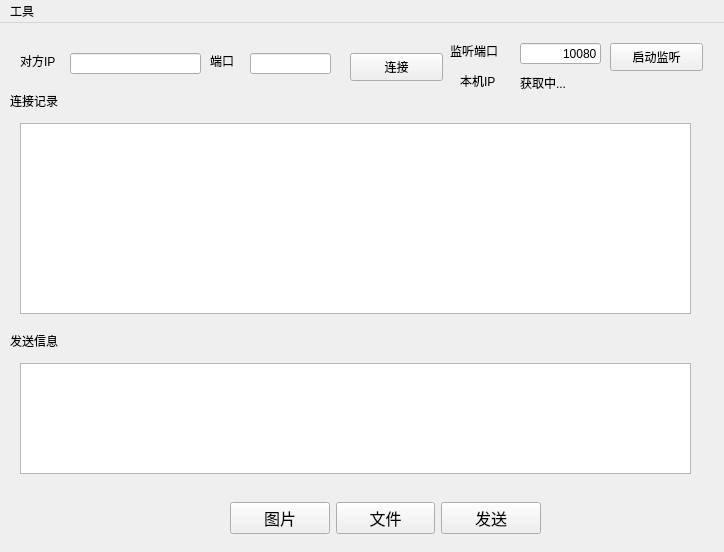
Before: the Qt Designer form tcpsocket/mainwindow.ui in ningzichun/socket, drawn with Qt 5.
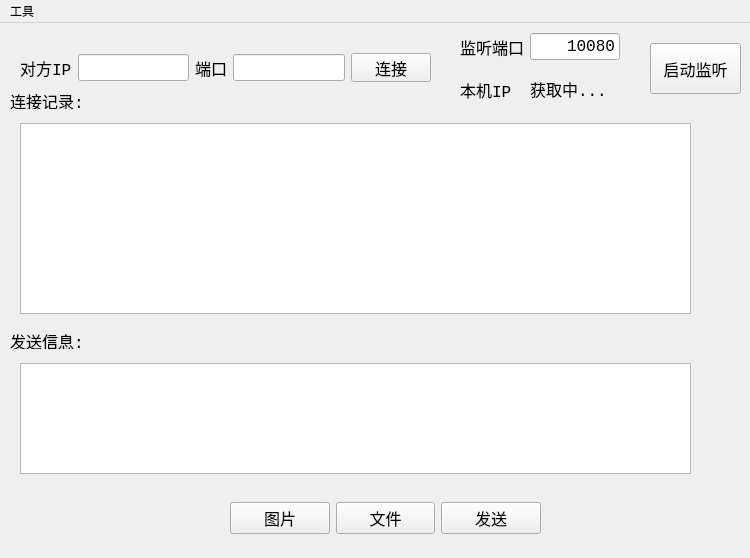
After: the same form once the commit is applied.

Commit message: 添加图标，修改窗口排版

```diff
--- a/tcpsocket/mainwindow.ui
+++ b/tcpsocket/mainwindow.ui
@@ -6,8 +6,8 @@
    <rect>
     <x>0</x>
     <y>0</y>
-    <width>724</width>
-    <height>552</height>
+    <width>750</width>
+    <height>558</height>
    </rect>
   </property>
   <property name="windowTitle">
@@ -35,12 +35,18 @@
      <rect>
       <x>10</x>
       <y>70</y>
-      <width>60</width>
+      <width>91</width>
       <height>16</height>
      </rect>
     </property>
+    <property name="font">
+     <font>
+      <family>Consolas</family>
+      <pointsize>12</pointsize>
+     </font>
+    </property>
     <property name="text">
-     <string>连接记录</string>
+     <string>连接记录:</string>
     </property>
    </widget>
    <widget class="QTextEdit" name="inputText">
@@ -58,116 +64,172 @@
      <rect>
       <x>10</x>
       <y>310</y>
-      <width>60</width>
+      <width>121</width>
       <height>16</height>
      </rect>
     </property>
+    <property name="font">
+     <font>
+      <family>Consolas</family>
+      <pointsize>12</pointsize>
+     </font>
+    </property>
     <property name="text">
-     <string>发送信息</string>
+     <string>发送信息:</string>
     </property>
    </widget>
-   <widget class="QWidget" name="widget" native="true">
+   <widget class="QWidget" name="horizontalLayoutWidget">
+    <property name="geometry">
+     <rect>
+      <x>230</x>
+      <y>470</y>
+      <width>311</width>
+      <height>51</height>
+     </rect>
+    </property>
+    <layout class="QHBoxLayout" name="horizontalLayout">
+     <item>
+      <widget class="QPushButton" name="imgButton">
+       <property name="font">
+        <font>
+         <family>Consolas</family>
+         <pointsize>12</pointsize>
+        </font>
+       </property>
+       <property name="text">
+        <string>图片</string>
+       </property>
+      </widget>
+     </item>
+     <item>
+      <widget class="QPushButton" name="fileButton">
+       <property name="font">
+        <font>
+         <family>Consolas</family>
+         <pointsize>12</pointsize>
+        </font>
+       </property>
+       <property name="text">
+        <string>文件</string>
+       </property>
+      </widget>
+     </item>
+     <item>
+      <widget class="QPushButton" name="sendButton">
+       <property name="font">
+        <font>
+         <family>Consolas</family>
+         <pointsize>12</pointsize>
+        </font>
+       </property>
+       <property name="text">
+        <string>发送</string>
+       </property>
+      </widget>
+     </item>
+    </layout>
+   </widget>
+   <widget class="QWidget" name="horizontalLayoutWidget_2">
     <property name="geometry">
      <rect>
       <x>20</x>
-      <y>10</y>
-      <width>691</width>
-      <height>61</height>
+      <y>30</y>
+      <width>411</width>
+      <height>29</height>
      </rect>
     </property>
+    <layout class="QHBoxLayout" name="horizontalLayout_2">
+     <item>
     <widget class="QLabel" name="label_3">
-     <property name="geometry">
-      <rect>
-       <x>0</x>
-       <y>20</y>
-       <width>46</width>
-       <height>16</height>
-      </rect>
+       <property name="font">
+        <font>
+         <family>Consolas</family>
+         <pointsize>12</pointsize>
+        </font>
      </property>
      <property name="text">
       <string>对方IP</string>
      </property>
     </widget>
+     </item>
+     <item>
     <widget class="QLineEdit" name="targetIP">
-     <property name="geometry">
-      <rect>
-       <x>50</x>
-       <y>20</y>
-       <width>131</width>
-       <height>21</height>
-      </rect>
-     </property>
-    </widget>
+       <property name="font">
+        <font>
+         <family>Consolas</family>
+         <pointsize>12</pointsize>
+        </font>
+       </property>
+      </widget>
+     </item>
+     <item>
     <widget class="QLabel" name="label_4">
-     <property name="geometry">
-      <rect>
-       <x>190</x>
-       <y>20</y>
-       <width>30</width>
-       <height>16</height>
-      </rect>
+       <property name="font">
+        <font>
+         <family>Consolas</family>
+         <pointsize>12</pointsize>
+        </font>
      </property>
      <property name="text">
       <string>端口</string>
      </property>
     </widget>
+     </item>
+     <item>
     <widget class="QLineEdit" name="targetPort">
-     <property name="geometry">
-      <rect>
-       <x>230</x>
-       <y>20</y>
-       <width>81</width>
-       <height>21</height>
-      </rect>
-     </property>
-    </widget>
+       <property name="font">
+        <font>
+         <family>Consolas</family>
+         <pointsize>12</pointsize>
+        </font>
+       </property>
+      </widget>
+     </item>
+     <item>
     <widget class="QPushButton" name="connectButton">
-     <property name="geometry">
-      <rect>
-       <x>330</x>
-       <y>20</y>
-       <width>93</width>
-       <height>28</height>
-      </rect>
+       <property name="font">
+        <font>
+         <family>Consolas</family>
+         <pointsize>12</pointsize>
+        </font>
      </property>
      <property name="text">
       <string>连接</string>
      </property>
     </widget>
+     </item>
+    </layout>
+   </widget>
+   <widget class="QWidget" name="gridLayoutWidget">
+    <property name="geometry">
+     <rect>
+      <x>460</x>
+      <y>10</y>
+      <width>160</width>
+      <height>80</height>
+     </rect>
+    </property>
+    <layout class="QGridLayout" name="gridLayout">
+     <item row="0" column="0">
     <widget class="QLabel" name="label_5">
-     <property name="geometry">
-      <rect>
-       <x>430</x>
-       <y>10</y>
-       <width>72</width>
-       <height>15</height>
-      </rect>
+       <property name="font">
+        <font>
+         <family>Consolas</family>
+         <pointsize>12</pointsize>
+        </font>
      </property>
      <property name="text">
       <string>监听端口</string>
      </property>
     </widget>
-    <widget class="QLabel" name="label_6">
-     <property name="geometry">
-      <rect>
-       <x>440</x>
-       <y>40</y>
-       <width>72</width>
-       <height>15</height>
-      </rect>
-     </property>
-     <property name="text">
-      <string>本机IP</string>
-     </property>
-    </widget>
+     </item>
+     <item row="0" column="1">
     <widget class="QLineEdit" name="listeningPort">
-     <property name="geometry">
-      <rect>
-       <x>500</x>
-       <y>10</y>
-       <width>81</width>
-       <height>21</height>
-      </rect>
+       <property name="font">
+        <font>
+         <family>Consolas</family>
+         <pointsize>12</pointsize>
+        </font>
      </property>
      <property name="layoutDirection">
       <enum>Qt::LeftToRight</enum>
@@ -182,34 +244,34 @@
       <set>Qt::AlignRight|Qt::AlignTrailing|Qt::AlignVCenter</set>
      </property>
     </widget>
-    <widget class="QPushButton" name="startButton">
-     <property name="geometry">
-      <rect>
-       <x>590</x>
-       <y>10</y>
-       <width>93</width>
-       <height>28</height>
-      </rect>
+     </item>
+     <item row="1" column="0">
+      <widget class="QLabel" name="label_6">
+       <property name="font">
+        <font>
+         <family>Consolas</family>
+         <pointsize>12</pointsize>
+        </font>
      </property>
      <property name="text">
-      <string>启动监听</string>
-     </property>
-    </widget>
+        <string>本机IP</string>
+       </property>
+      </widget>
+     </item>
+     <item row="1" column="1">
     <widget class="QLabel" name="myIP">
-     <property name="geometry">
-      <rect>
-       <x>500</x>
-       <y>40</y>
-       <width>171</width>
-       <height>20</height>
-      </rect>
-     </property>
      <property name="sizePolicy">
       <sizepolicy hsizetype="Expanding" vsizetype="Preferred">
        <horstretch>0</horstretch>
        <verstretch>0</verstretch>
       </sizepolicy>
      </property>
+       <property name="font">
+        <font>
+         <family>Consolas</family>
+         <pointsize>12</pointsize>
+        </font>
+       </property>
      <property name="acceptDrops">
       <bool>true</bool>
      </property>
@@ -232,54 +294,27 @@
       <set>Qt::LinksAccessibleByMouse|Qt::TextSelectableByKeyboard|Qt::TextSelectableByMouse</set>
      </property>
     </widget>
+     </item>
+    </layout>
    </widget>
-   <widget class="QWidget" name="horizontalLayoutWidget">
+   <widget class="QPushButton" name="startButton">
     <property name="geometry">
      <rect>
-      <x>230</x>
-      <y>470</y>
-      <width>311</width>
+      <x>650</x>
+      <y>20</y>
+      <width>91</width>
       <height>51</height>
      </rect>
     </property>
-    <layout class="QHBoxLayout" name="horizontalLayout">
-     <item>
-      <widget class="QPushButton" name="imgButton">
        <property name="font">
         <font>
+      <family>Consolas</family>
          <pointsize>12</pointsize>
         </font>
        </property>
        <property name="text">
-        <string>图片</string>
-       </property>
-      </widget>
-     </item>
-     <item>
-      <widget class="QPushButton" name="fileButton">
-       <property name="font">
-        <font>
-         <pointsize>12</pointsize>
-        </font>
-       </property>
-       <property name="text">
-        <string>文件</string>
-       </property>
-      </widget>
-     </item>
-     <item>
-      <widget class="QPushButton" name="sendButton">
-       <property name="font">
-        <font>
-         <pointsize>12</pointsize>
-        </font>
-       </property>
-       <property name="text">
-        <string>发送</string>
-       </property>
-      </widget>
-     </item>
-    </layout>
+     <string>启动监听</string>
+    </property>
    </widget>
   </widget>
   <widget class="QMenuBar" name="menubar">
@@ -287,7 +322,7 @@
     <rect>
      <x>0</x>
      <y>0</y>
-     <width>724</width>
+     <width>750</width>
      <height>22</height>
     </rect>
    </property>
```
Lines whose indentation alone changed are shown as unchanged. The commit also changes 4 other files.
